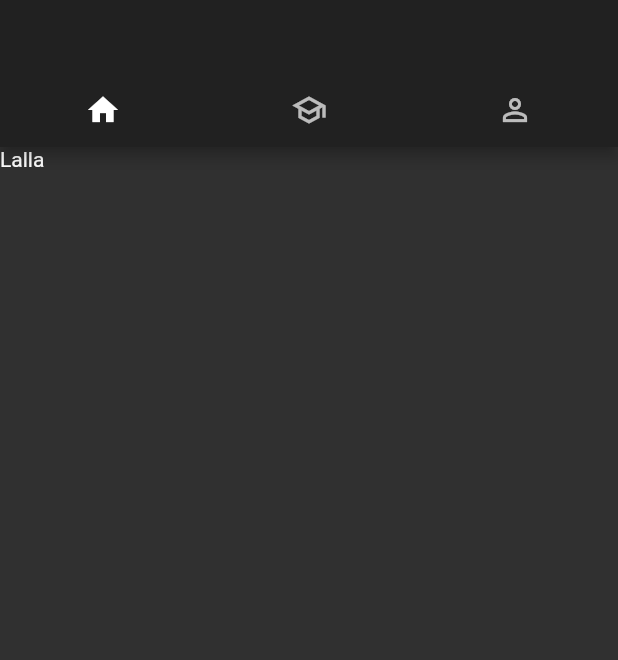
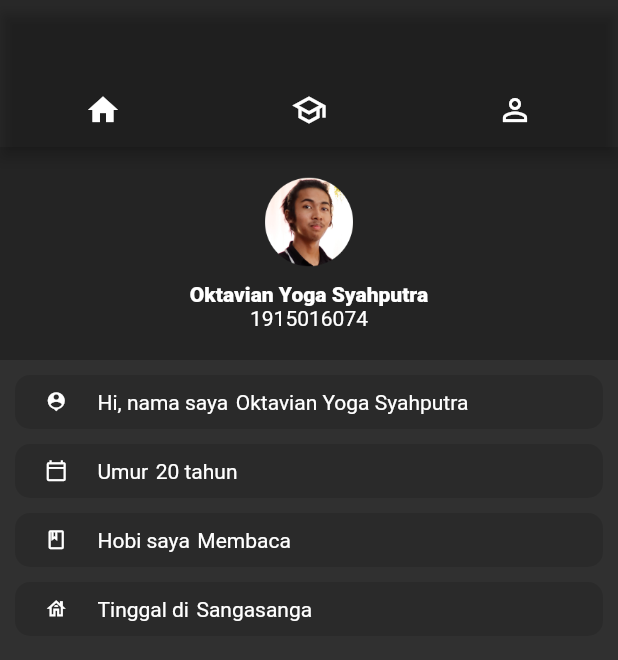
Before and after one commit to oktoala/flutter-uts-profile-app, a Flutter app: the screen it shows after launch, on a phone screen of 412 x 824 dp. Shown: the top 660 px of the screen. Run offline on Flutter 3.47's test engine with Material 2 defaults, Android fonts, the light colour scheme and no system bars; our stand-ins replace google_fonts.

Commit message:
:house_with_garden: Add Home page

```diff
--- a/lib/home.dart
+++ b/lib/home.dart
@@ -0,0 +1,107 @@
+import 'package:flutter/material.dart';
+
+class Home extends StatefulWidget {
+  @override
+  _HomeState createState() => _HomeState();
+}
+
+class _HomeState extends State<Home> {
+  String nama = "Oktavian Yoga Syahputra";
+  String nim = "1915016074";
+
+  @override
+  Widget build(BuildContext context) {
+    return Container(
+      child: Column(
+        children: [
+          Container(
+            color: Theme.of(context).accentColor,
+            padding: EdgeInsets.all(20),
+            alignment: Alignment.center,
+            // margin: EdgeInsets.only(top: 30, right: 30, left: 30),
+            // color: Colors.red,
+            child: Column(
+              mainAxisAlignment: MainAxisAlignment.spaceEvenly,
+              children: [
+                Container(
+                    margin: EdgeInsets.only(bottom: 10),
+                    height: 60,
+                    child: Image.asset(
+                      'assets/img/avatar3.png',
+                    )),
+                Column(
+                  // crossAxisAlignment: CrossAxisAlignment.start,
+                  children: [
+                    Text(
+                      nama,
+                      style: TextStyle(fontWeight: FontWeight.w800),
+                    ),
+                    Text(nim),
+                  ],
+                )
+              ],
+            ),
+          ),
+          Biografi(
+            icon: Icons.person_pin,
+            bio: "Hi, nama saya",
+            value: "Oktavian Yoga Syahputra",
+          ),
+          Biografi(
+            icon: Icons.calendar_today_outlined,
+            bio: "Umur",
+            value: "20 tahun",
+          ),
+          Biografi(
+            icon: Icons.book_outlined,
+            bio: "Hobi saya",
+            value: "Membaca",
+          ),
+          Biografi(
+            icon: Icons.house_outlined,
+            bio: "Tinggal di",
+            value: "Sangasanga",
+          ),
+        ],
+      ),
+    );
+  }
+}
+
+class Biografi extends StatelessWidget {
+  IconData icon;
+  String bio;
+  String value;
+
+  Biografi({this.icon, this.bio, this.value});
+
+  @override
+  Widget build(BuildContext context) {
+    return Container(
+      // color: Colors.black12,
+      decoration: BoxDecoration(
+          color: Theme.of(context).appBarTheme.color,
+          shape: BoxShape.rectangle,
+          borderRadius: BorderRadius.all(Radius.circular(10))),
+      padding: EdgeInsets.symmetric(vertical: 10),
+      margin: EdgeInsets.only(top: 10, right: 10, left: 10),
+      child: Row(
+        // mainAxisAlignment: MainAxisAlignment.spaceEvenly,
+        children: [
+          Container(
+              padding: EdgeInsets.only(right: 20, left: 20),
+              child: Icon(icon,
+                  size: 15, color: Theme.of(context).accentIconTheme.color)),
+          Container(
+              padding: EdgeInsets.only(right: 5),
+              child: Text(
+                bio,
+                style:
+                    TextStyle(color: Theme.of(context).accentIconTheme.color),
+              )),
+          Text(value)
+        ],
+      ),
+    );
+  }
+}
--- a/lib/main.dart
+++ b/lib/main.dart
@@ -1,4 +1,7 @@
 import 'package:flutter/material.dart';
+import 'package:utsmobile/home.dart';
+import 'package:utsmobile/school.dart';
+import 'package:google_fonts/google_fonts.dart';
 
 void main() => runApp(MyApp());
 
@@ -7,12 +10,16 @@ class MyApp extends StatelessWidget {
   Widget build(BuildContext context) {
     return MaterialApp(
         theme: ThemeData(
+            // textTheme: GoogleFonts.quicksandTextTheme(Theme.of(context).textTheme),
             brightness: Brightness.dark,
-            // primaryTextTheme: TextTheme(headline1: TextStyle(color: Colors.red)),
-            accentColor: Colors.white),
+            appBarTheme: AppBarTheme(color: Colors.black12),
+            primaryIconTheme: IconThemeData(color: Colors.white),
+            accentIconTheme: IconThemeData(color: Colors.white38),
+            accentColor: Colors.black26),
         home: TabBarKu());
   }
 }
+
 class TabBarKu extends StatefulWidget {
   @override
   _TabBarKuState createState() => _TabBarKuState();
@@ -33,21 +40,27 @@ class _TabBarKuState extends State<TabBarKu> {
         child: Builder(builder: (BuildContext context) {
           TabController tabController = DefaultTabController.of(context);
           tabController.addListener(() {
+            /* On this state, the icon will change to outlined if aint selected */
             setState(() {
-                // print(tabController.index);
-                home = tabController.index != 0 ? Icons.home_outlined : Icons.home;
-                school = tabController.index != 1 ? Icons.school_outlined : Icons.school;
-                person = tabController.index != 2 ?  Icons.person_outline_outlined : Icons.person;
-              });
+              // print(tabController.index);
+              home =
+                  tabController.index != 0 ? Icons.home_outlined : Icons.home;
+              school = tabController.index != 1
+                  ? Icons.school_outlined
+                  : Icons.school;
+              person = tabController.index != 2
+                  ? Icons.person_outline_outlined
+                  : Icons.person;
+            });
           });
           return Scaffold(
               appBar: AppBar(
                 toolbarHeight: 50,
                 bottom: TabBar(
+                    unselectedLabelColor:
+                        Theme.of(context).accentIconTheme.color,
                     indicatorColor: Colors.transparent,
-                    // labelStyle:,
-                    // unselectedLabelColor: Colors.white24,
-                    tabs: tabs = <Tab>[
+                    tabs: [
                       Tab(
                         icon: Icon(home),
                       ),
@@ -60,8 +73,8 @@ class _TabBarKuState extends State<TabBarKu> {
                     ]),
               ),
               body: TabBarView(children: [
-                Text("Lalla"),
-                Text("Lellel"),
+                Home(),
+                School(),
                 Text("Jajja"),
               ]));
         }));
--- /dev/null
+++ b/lib/school.dart
@@ -0,0 +1,38 @@
+import 'package:flutter/material.dart';
+
+class School extends StatefulWidget {
+  @override
+  _SchoolState createState() => _SchoolState();
+}
+
+class _SchoolState extends State<School> {
+  @override
+  Widget build(BuildContext context) {
+    return Container(
+      child: Column(
+        children: [
+          // Text("Hahhah")
+          YearItems(),
+          YearItems(),
+        ],
+      ),
+    );
+  }
+}
+
+class YearItems extends StatelessWidget {
+  @override
+  Widget build(BuildContext context) {
+    return Container(
+      child: Row(
+        mainAxisAlignment: MainAxisAlignment.start,
+        children: [
+          Text("2019"),
+          Row(
+            children: [Text("Python"), Text("Java"), Text("C++")],
+          )
+        ],
+      ),
+    );
+  }
+}
--- a/pubspec.yaml
+++ b/pubspec.yaml
@@ -24,12 +24,12 @@ dependencies:
   flutter:
     sdk: flutter
   cupertino_icons: ^1.0.2
+  google_fonts: ^2.0.0
 
 dev_dependencies:
   flutter_test:
     sdk: flutter
   flutter_launcher_icons: ^0.9.0
-
 
 flutter_icons:
   # flutter pub run flutter_launcher_icons:main
@@ -45,6 +45,10 @@ flutter:
   # included with your application, so that you can use the icons in
   # the material Icons class.
   uses-material-design: true
+  assets:
+    - assets/img/avatar.png
+    - assets/img/avatar2.png
+    - assets/img/avatar3.png
   # To add assets to your application, add an assets section, like this:
   # assets:
   #   - images/a_dot_burr.jpeg
```
Also changed, not shown: assets/img/avatar.png (added), assets/img/avatar2.png (added), assets/img/avatar3.png (added), pubspec.lock.
